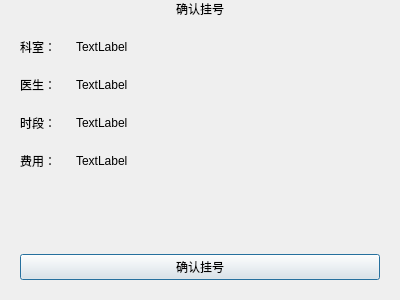
First picture: the form in code/patient/registerinfo.ui, repository laonuo2004/cpp-qt-medical-system, before the edit.
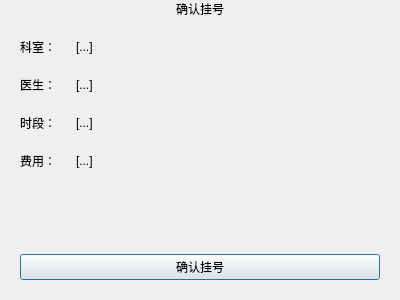
Second picture: the form after the edit.

Patch:
```diff
--- a/code/patient/registerinfo.ui
+++ b/code/patient/registerinfo.ui
@@ -57,7 +57,7 @@
      <item row="0" column="1">
       <widget class="QLabel" name="label_2">
        <property name="text">
-        <string>TextLabel</string>
+        <string>[...]</string>
        </property>
       </widget>
      </item>
@@ -71,7 +71,7 @@
      <item row="1" column="1">
       <widget class="QLabel" name="label_4">
        <property name="text">
-        <string>TextLabel</string>
+        <string>[...]</string>
        </property>
       </widget>
      </item>
@@ -85,7 +85,7 @@
      <item row="2" column="1">
       <widget class="QLabel" name="label_6">
        <property name="text">
-        <string>TextLabel</string>
+        <string>[...]</string>
        </property>
       </widget>
      </item>
@@ -99,7 +99,7 @@
      <item row="3" column="1">
       <widget class="QLabel" name="label_8">
        <property name="text">
-        <string>TextLabel</string>
+        <string>[...]</string>
        </property>
       </widget>
      </item>
```
Left out of the diff: 2 changed lines with no effect on the pictures.
